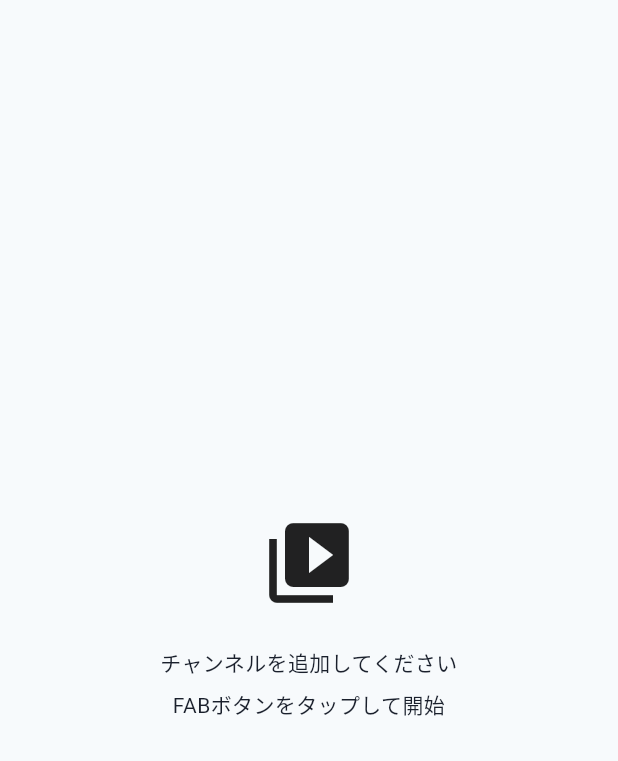
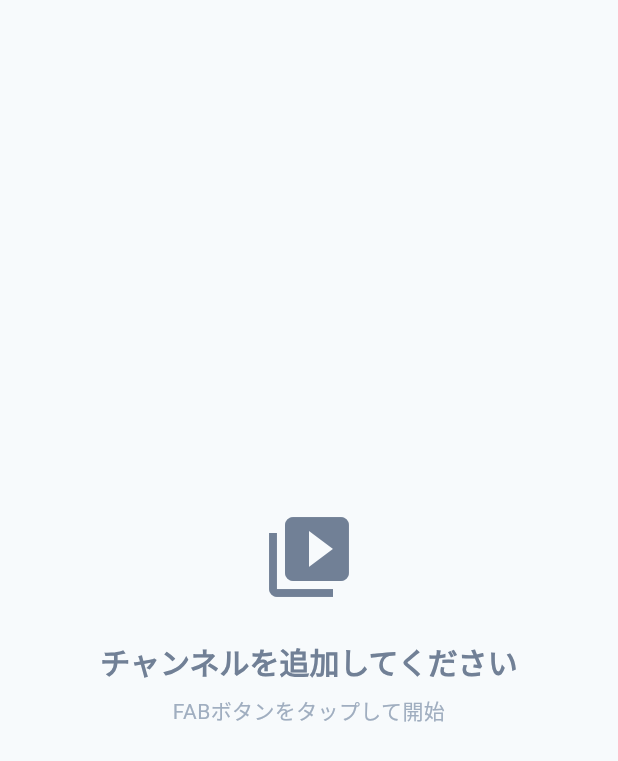
Before and after one commit to noboru-i/feedivo, a Flutter app: the EmptyStateWidget widget shown alone on an empty page, opened directly, on a phone screen of 412 x 824 dp. Shown: the top 761 px of the screen. Run offline on Flutter 3.47's test engine with Material 3 defaults, Android fonts, the phone set to English and light mode, and no system bars; our stand-ins replace cloud_firestore, firebase_auth, firebase_core, google_sign_in; accounts and stored records are empty; generated files the repository leaves out were written again.

Commit message:
feat: Phase 2-2完了 main.dartの更新とLint修正
- main.dart: Provider登録とルート追加
  - GoogleDriveRepository, ChannelRepository, ChannelProviderを登録
  - '/add-channel' ルートを追加
- Lint修正: AppColors/AppTypographyの命名規則統一
  - textSecondary → secondaryText
  - textDisabled → disabledText
  - bodyLarge → body1
  - bodyMedium → body2
  - bodySmall → caption
  - titleLarge → h2
  - titleSmall/headlineSmall → h3
- google_drive_repository.dart: 不要なasyncを削除

🤖 Generated with [Claude Code](https://claude.com/claude-code)

Co-Authored-By: Claude Sonnet 4.5 <noreply@anthropic.com>

```diff
--- a/lib/presentation/providers/channel_provider.dart
+++ b/lib/presentation/providers/channel_provider.dart
@@ -43,8 +43,7 @@ class ChannelProvider extends ChangeNotifier {
     notifyListeners();
 
     try {
-      final channel =
-          await _channelRepository.addChannel(userId, configFileId);
+      final channel = await _channelRepository.addChannel(userId, configFileId);
       _channels.insert(0, channel); // 先頭に追加
       _isLoading = false;
       notifyListeners();
--- a/lib/presentation/widgets/channel_card.dart
+++ b/lib/presentation/widgets/channel_card.dart
@@ -82,7 +82,7 @@ class ChannelCard extends StatelessWidget {
                   // チャンネル名
                   Text(
                     channel.name,
-                    style: AppTypography.headlineSmall,
+                    style: AppTypography.h3,
                     maxLines: 1,
                     overflow: TextOverflow.ellipsis,
                   ),
@@ -92,8 +92,8 @@ class ChannelCard extends StatelessWidget {
                   // 説明文
                   Text(
                     channel.description,
-                    style: AppTypography.bodyMedium.copyWith(
-                      color: AppColors.textSecondary,
+                    style: AppTypography.body2.copyWith(
+                      color: AppColors.secondaryText,
                     ),
                     maxLines: 2,
                     overflow: TextOverflow.ellipsis,
--- a/lib/presentation/widgets/empty_state_widget.dart
+++ b/lib/presentation/widgets/empty_state_widget.dart
@@ -27,13 +27,13 @@ class EmptyStateWidget extends StatelessWidget {
           Icon(
             icon,
             size: 64,
-            color: AppColors.textSecondary,
+            color: AppColors.secondaryText,
           ),
           const SizedBox(height: AppDimensions.spacingL),
           Text(
             message,
-            style: AppTypography.titleLarge.copyWith(
-              color: AppColors.textSecondary,
+            style: AppTypography.h2.copyWith(
+              color: AppColors.secondaryText,
             ),
             textAlign: TextAlign.center,
           ),
@@ -41,8 +41,8 @@ class EmptyStateWidget extends StatelessWidget {
             const SizedBox(height: AppDimensions.spacingS),
             Text(
               subMessage!,
-              style: AppTypography.bodyMedium.copyWith(
-                color: AppColors.textDisabled,
+              style: AppTypography.body2.copyWith(
+                color: AppColors.disabledText,
               ),
               textAlign: TextAlign.center,
             ),
```
Also changed, not shown: lib/data/repositories/channel_repository.dart (+8 -7 lines), lib/data/repositories/google_drive_repository.dart (+4 -4 lines), lib/main.dart (+35 -2 lines), lib/presentation/screens/channel/add_channel_screen.dart (+15 -13 lines).
